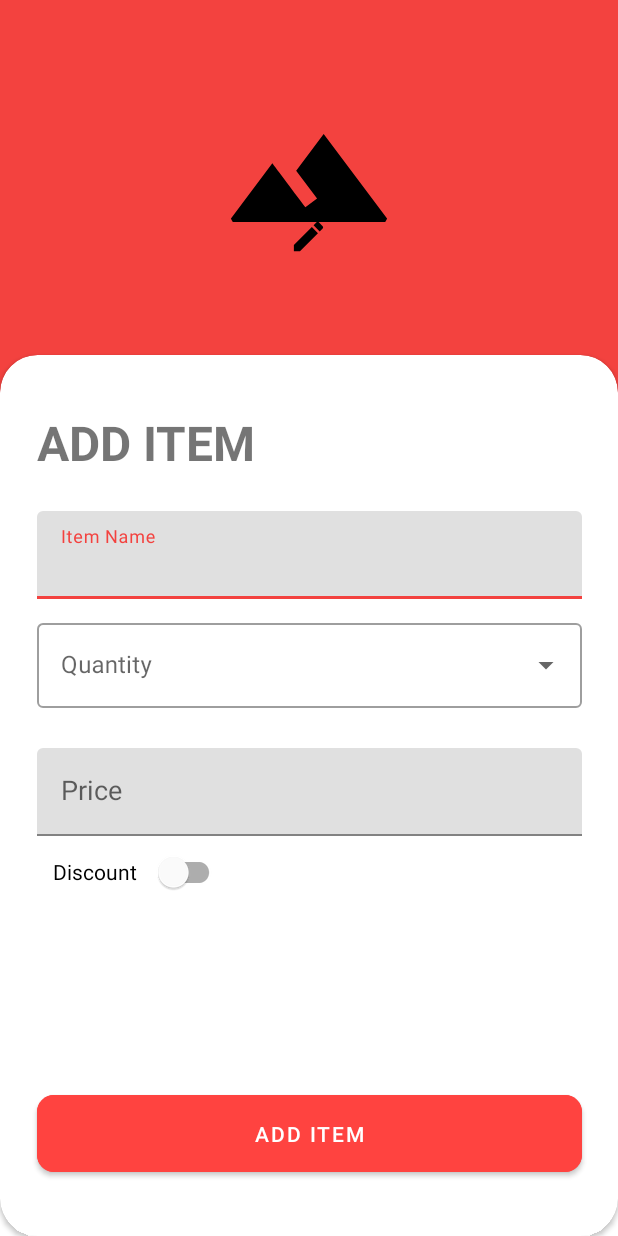
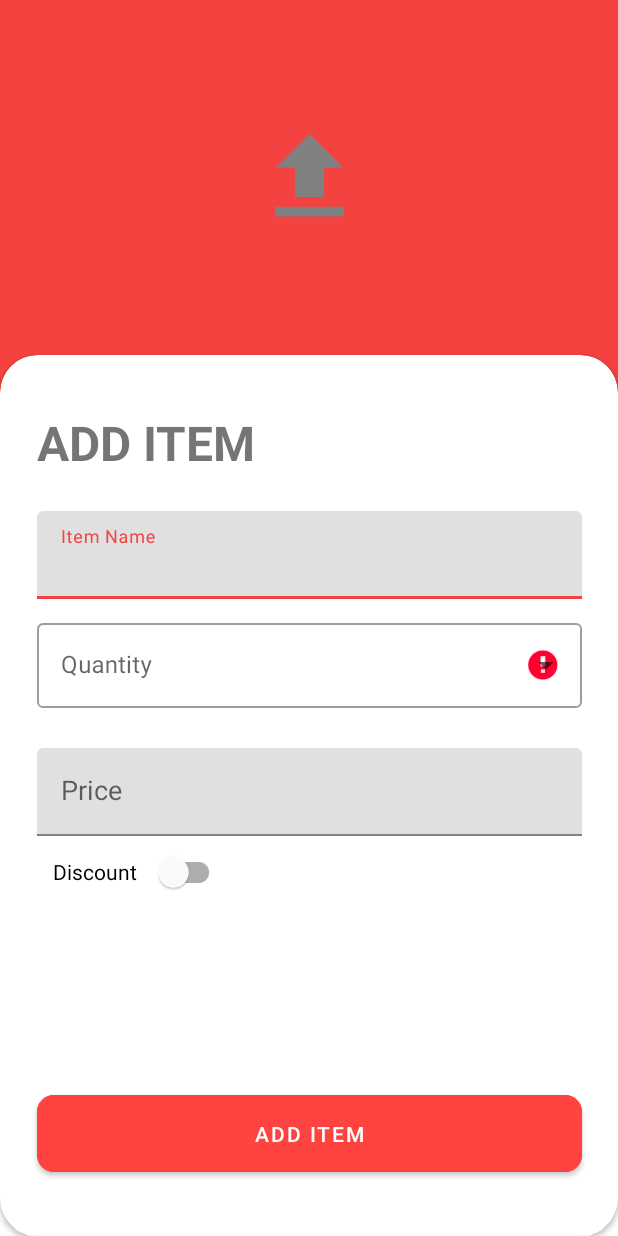
Before and after one commit to TheAntiFlash/Ecom_App, an Android app: the AddItemActivity screen opened directly, with no data from a screen before it, on a phone screen of 412 x 824 dp. Run offline under Robolectric (Android 15) with nearby library versions, the phone set to English and light mode, and no system bars; our stand-ins replace CircleImageView, Dagger/Hilt's generated code, Firebase (no records; nobody signed in at launch, a user with empty details on screens opened directly), sdp/ssp sizes; libraries missing offline, so code that uses them is left out: org.checkerframework.common.

```diff
--- a/app/build.gradle
+++ b/app/build.gradle
@@ -81,6 +81,9 @@ dependencies {
     implementation 'com.google.firebase:firebase-firestore-ktx'
     implementation("androidx.core:core-splashscreen:1.0.1")
 
+    //glide
+    implementation 'com.github.bumptech.glide:glide:4.12.0'
+    kapt 'com.github.bumptech.glide:compiler:4.12.0'
 
 }
 
--- a/app/src/main/AndroidManifest.xml
+++ b/app/src/main/AndroidManifest.xml
@@ -15,6 +15,8 @@
     <uses-permission android:name="android.permission.CAMERA" />
     <uses-permission android:name="android.permission.READ_EXTERNAL_STORAGE" />
     <uses-permission android:name="android.permission.READ_MEDIA_IMAGES" />
+    <uses-permission android:name="android.permission.INTERNET"/>
+
 
     <application
         android:name=".EcomApplication"
--- a/app/src/main/java/com/example/ecomapp/di/RepositoryModule.kt
+++ b/app/src/main/java/com/example/ecomapp/di/RepositoryModule.kt
@@ -7,10 +7,14 @@ import dagger.Module
 import dagger.hilt.InstallIn
 import dagger.hilt.android.components.ActivityComponent
 import dagger.hilt.android.components.ViewModelComponent
+import dagger.hilt.components.SingletonComponent
 
-@InstallIn(ViewModelComponent::class)
 @Module
+@InstallIn(SingletonComponent::class)
 abstract class RepositoryModule {
     @Binds
     abstract fun bindProductRepository(impl: FirestoreProductRepository): ProductRepository
 }
+
+/*@InstallIn(SingletonComponent::class)
+@Module*/
--- a/app/src/main/java/com/example/ecomapp/domain/repository/ProductRepository.kt
+++ b/app/src/main/java/com/example/ecomapp/domain/repository/ProductRepository.kt
@@ -6,10 +6,10 @@ import com.example.ecomapp.domain.model.Response
 
 typealias Products = List<Product>
 typealias ProductsResponse = Response<Products>
+typealias BooleanResponse = Response<Boolean>
 
 interface ProductRepository {
-    fun getAllProducts() : LiveData<ProductsResponse>?
-
-    suspend fun addProduct(product: Product) : Response<Boolean>
+    fun getAllProducts() : LiveData<ProductsResponse>
+    suspend fun addProduct(product: Product) : LiveData<BooleanResponse>
 
 }
--- a/app/src/main/java/com/example/ecomapp/ui/activity/AddItemActivity.kt
+++ b/app/src/main/java/com/example/ecomapp/ui/activity/AddItemActivity.kt
@@ -2,14 +2,29 @@ package com.example.ecomapp.ui.activity
 
 import androidx.appcompat.app.AppCompatActivity
 import android.os.Bundle
+import android.text.SpannableStringBuilder
+import android.util.Log
 import android.view.View
 import android.widget.ArrayAdapter
+import android.widget.LinearLayout
+import android.widget.Toast
+import androidx.activity.viewModels
 import com.example.ecomapp.R
 import com.example.ecomapp.databinding.ActivityAddItemBinding
-import com.example.ecomapp.databinding.ActivityMainBinding
+import com.example.ecomapp.domain.model.Response.Loading
+import com.example.ecomapp.domain.model.Response.Success
+import com.example.ecomapp.domain.model.Response.Failure
+import com.example.ecomapp.vm.ProductViewModel
+import com.google.android.material.bottomsheet.BottomSheetDialog
+import dagger.hilt.android.AndroidEntryPoint
+import org.checkerframework.common.subtyping.qual.Bottom
 
+@AndroidEntryPoint
 class AddItemActivity : AppCompatActivity() {
     private lateinit var binding : ActivityAddItemBinding
+    private val viewModel by viewModels<ProductViewModel>()
+    private lateinit var bottomSheetDialog : BottomSheetDialog
+
     override fun onCreate(savedInstanceState: Bundle?) {
         super.onCreate(savedInstanceState)
         binding = ActivityAddItemBinding.inflate(layoutInflater)
@@ -18,9 +33,34 @@ class AddItemActivity : AppCompatActivity() {
     }
 
     private fun init() {
+        initViewModelLiveData()
+        initBottomSheet()
+        initDropDownMenu()
         initListeners()
-        initDropDownMenu()
     }
+
+    private fun initBottomSheet() {
+        bottomSheetDialog = BottomSheetDialog(this)
+        bottomSheetDialog.setContentView(R.layout.bottom_sheet_dialog_gallery_camera_layoyt)
+
+    }
+
+    private fun initViewModelLiveData() {
+        viewModel.productNameError.observe(this) {
+            binding.etProductNameContainer.error = SpannableStringBuilder(it ?: "")
+        }
+        viewModel.priceError.observe(this) {
+            binding.etPriceContainer.error = SpannableStringBuilder(it ?: "")
+        }
+        viewModel.quantityError.observe(this) {
+            binding.spinnerItemQuantity.error = SpannableStringBuilder(it ?: "")
+        }
+        viewModel.discountPriceError.observe(this) {
+            binding.autoCompleteTextViewItemQuantity.error = SpannableStringBuilder(it ?: "")
+        }
+
+    }
+
 
     private fun initDropDownMenu() {
         val itemQuantity =  resources.getStringArray(R.array.itemQuantity)
@@ -29,13 +69,62 @@ class AddItemActivity : AppCompatActivity() {
     }
 
     private fun initListeners() {
-        binding.switchDiscount.setOnCheckedChangeListener { compoundButton, isChecked ->
-            if(isChecked) {
-                binding.etDiscountPriceContainer.visibility = View.VISIBLE
+        binding.apply {
+
+            switchDiscount.setOnCheckedChangeListener { compoundButton, isChecked ->
+                if(isChecked) {
+                    binding.etDiscountPriceContainer.visibility = View.VISIBLE
+                }
+                else {
+                    binding.etDiscountPriceContainer.visibility = View.INVISIBLE
+                }
             }
-            else {
-                binding.etDiscountPriceContainer.visibility = View.INVISIBLE
+
+            btAddItem.setOnClickListener {
+                val discountPrice = if(etDiscountPrice.text.toString() == "") null else etDiscountPrice.text.toString()
+
+                viewModel.addProduct(
+                    etProductName.text.toString(),
+                    etPrice.text.toString(),
+                    discountPrice,
+                    etPrice.text.toString(),
+                    0,
+                )
+                viewModel.addProductResponse.observe(this@AddItemActivity) {
+                    if (it is Loading) {
+                        binding.btAddItem.text = ""
+                        binding.progressIndicatorAddItem.visibility = View.VISIBLE
+                        binding.btAddItem.isClickable = false
+
+                    }
+                    else {
+                        binding.btAddItem.text = "Add Item"
+                        binding.progressIndicatorAddItem.visibility = View.GONE
+                        binding.btAddItem.isClickable = true
+
+                    }
+                    when (it) {
+                        Success(true) -> {
+                            Toast.makeText(this@AddItemActivity, "Product Successfully Added", Toast.LENGTH_SHORT).show()
+                            viewModel.resetAddProductResponse()
+                        }
+                        is Failure -> {
+                            Toast.makeText(this@AddItemActivity, "Error: Unable to Add Product", Toast.LENGTH_SHORT).show()
+                        }
+                        else -> Log.i("Product", "Sending Add Item Req")
+                    }
+                }
+
+            }
+
+            binding.flProductImageFrame.setOnClickListener {
+                bottomSheetDialog.show()
+            }
+
+            bottomSheetDialog.findViewById<LinearLayout>(R.id.btCancel)?.setOnClickListener {
+                bottomSheetDialog.dismiss()
             }
         }
+
     }
 }
--- a/app/src/main/java/com/example/ecomapp/ui/activity/DashboardActivity.kt
+++ b/app/src/main/java/com/example/ecomapp/ui/activity/DashboardActivity.kt
@@ -10,7 +10,9 @@ import androidx.navigation.fragment.NavHostFragment
 import com.example.ecomapp.R
 import com.example.ecomapp.databinding.ActivityDashboardBinding
 import com.google.android.material.navigation.NavigationView
+import dagger.hilt.android.AndroidEntryPoint
 
+@AndroidEntryPoint
 class DashboardActivity : AppCompatActivity(), NavigationView.OnNavigationItemSelectedListener {
     private lateinit var drawerLayout: DrawerLayout
     private lateinit var actionBarDrawerToggle: ActionBarDrawerToggle
--- a/app/src/main/java/com/example/ecomapp/ui/activity/RegistrationActivity.kt
+++ b/app/src/main/java/com/example/ecomapp/ui/activity/RegistrationActivity.kt
@@ -25,12 +25,12 @@ class RegistrationActivity : AppCompatActivity() {
         binding = ActivityRegistrationBinding.inflate(layoutInflater)
         setContentView(binding.root)
 
+        init()
         binding.etUsername.text =  SpannableStringBuilder("Yahya123")
         binding.etPassword.text =  SpannableStringBuilder("TestingPassword123")
         binding.etConfirmPassword.text =  SpannableStringBuilder("TestingPassword123")
         binding.etEmail.text =  SpannableStringBuilder("yahya@gmail.com")
 
-        init()
     }
 
     private fun init () {
--- /dev/null
+++ b/app/src/main/res/drawable/baseline_arrow_back_24.xml
@@ -0,0 +1,5 @@
+<vector android:autoMirrored="true" android:height="24dp"
+    android:tint="#808080" android:viewportHeight="24"
+    android:viewportWidth="24" android:width="24dp" xmlns:android="http://schemas.android.com/apk/res/android">
+    <path android:fillColor="@android:color/white" android:pathData="M20,11H7.83l5.59,-5.59L12,4l-8,8 8,8 1.41,-1.41L7.83,13H20v-2z"/>
+</vector>
--- /dev/null
+++ b/app/src/main/res/drawable/baseline_file_upload_24.xml
@@ -0,0 +1,5 @@
+<vector android:height="24dp" android:tint="#808080"
+    android:viewportHeight="24" android:viewportWidth="24"
+    android:width="24dp" xmlns:android="http://schemas.android.com/apk/res/android">
+    <path android:fillColor="@android:color/white" android:pathData="M9,16h6v-6h4l-7,-7 -7,7h4zM5,18h14v2L5,20z"/>
+</vector>
--- /dev/null
+++ b/app/src/main/res/drawable/round_photo_camera_24.xml
@@ -0,0 +1,6 @@
+<vector android:height="24dp" android:tint="#808080"
+    android:viewportHeight="24" android:viewportWidth="24"
+    android:width="24dp" xmlns:android="http://schemas.android.com/apk/res/android">
+    <path android:fillColor="@android:color/white" android:pathData="M12,12m-3,0a3,3 0,1 1,6 0a3,3 0,1 1,-6 0"/>
+    <path android:fillColor="@android:color/white" android:pathData="M20,4h-3.17l-1.24,-1.35c-0.37,-0.41 -0.91,-0.65 -1.47,-0.65L9.88,2c-0.56,0 -1.1,0.24 -1.48,0.65L7.17,4L4,4c-1.1,0 -2,0.9 -2,2v12c0,1.1 0.9,2 2,2h16c1.1,0 2,-0.9 2,-2L22,6c0,-1.1 -0.9,-2 -2,-2zM12,17c-2.76,0 -5,-2.24 -5,-5s2.24,-5 5,-5 5,2.24 5,5 -2.24,5 -5,5z"/>
+</vector>
--- a/app/src/main/res/layout/activity_add_item.xml
+++ b/app/src/main/res/layout/activity_add_item.xml
@@ -25,10 +25,10 @@
         app:layout_constraintTop_toTopOf="parent" />-->
 
     <FrameLayout
-        android:id="@+id/flProfilePictureFrame"
+        android:id="@+id/flProductImageFrame"
         android:layout_width="wrap_content"
         android:layout_height="wrap_content"
-        app:layout_constraintBottom_toTopOf="@+id/cardView2"
+        app:layout_constraintBottom_toTopOf="@+id/cardView"
         app:layout_constraintEnd_toEndOf="parent"
         app:layout_constraintStart_toStartOf="parent"
         app:layout_constraintTop_toTopOf="parent"
@@ -36,14 +36,15 @@
 
         <de.hdodenhof.circleimageview.CircleImageView
             android:id="@+id/ivProductImage"
-            android:layout_width="@dimen/_90sdp"
-            android:layout_height="@dimen/_90sdp"
+            android:layout_width="@dimen/_60sdp"
+            android:layout_height="@dimen/_60sdp"
+            app:civ_border_overlay="true"
             app:layout_constraintEnd_toEndOf="parent"
             app:layout_constraintStart_toStartOf="parent"
             app:layout_constraintTop_toTopOf="parent"
             app:civ_border_color="@color/white"
             android:elevation="@dimen/_2sdp"
-            android:src="@drawable/placeholder_image"
+            android:src="@drawable/baseline_file_upload_24"
             app:civ_circle_background_color="@color/white"
 
             />
@@ -55,7 +56,6 @@
             android:elevation="@dimen/_4sdp"
             android:contentDescription="@string/add_profile_picture"
             android:layout_gravity="bottom|center"
-            android:src="@drawable/icon_edit"
             app:tint="@color/black" />
 
     </FrameLayout>
@@ -69,7 +69,7 @@
         app:layout_constraintStart_toStartOf="parent" />
 
     <androidx.cardview.widget.CardView
-        android:id="@+id/cardView2"
+        android:id="@+id/cardView"
         android:layout_width="0dp"
         android:layout_height="wrap_content"
         app:cardCornerRadius="25dp"
@@ -179,7 +179,7 @@
                     android:layout_width="match_parent"
                     android:layout_height="wrap_content"
                     android:hint="@string/price"
-                    android:inputType="textEmailAddress"
+                    android:inputType="number"
                     />
             </com.google.android.material.textfield.TextInputLayout>
 
@@ -209,10 +209,11 @@
                     android:id="@+id/etDiscountPrice"
                     style="@style/Widget.AppCompat.Light.AutoCompleteTextView"
                     android:layout_marginTop="16dp"
+                    android:text=""
                     android:layout_width="match_parent"
                     android:layout_height="match_parent"
                     android:hint="Discount"
-                    android:inputType="textPassword"
+                    android:inputType="number"
                     />
 
                 />
@@ -220,7 +221,7 @@
 
 
             <Button
-                android:id="@+id/btSignUp"
+                android:id="@+id/btAddItem"
                 android:layout_width="0dp"
                 android:layout_height="wrap_content"
                 android:layout_marginVertical="28dp"
@@ -235,6 +236,20 @@
                 app:layout_constraintHorizontal_bias="0.0"
                 app:layout_constraintStart_toStartOf="@+id/guideline3"
                 app:layout_constraintTop_toBottomOf="@+id/etDiscountPriceContainer" />
+
+            <com.google.android.material.progressindicator.CircularProgressIndicator
+                android:id="@+id/progress_indicator_addItem"
+                android:layout_width="wrap_content"
+                android:layout_height="wrap_content"
+                app:layout_constraintEnd_toEndOf="@id/btAddItem"
+                app:layout_constraintStart_toStartOf="@id/btAddItem"
+                app:layout_constraintBottom_toBottomOf="@id/btAddItem"
+                app:layout_constraintTop_toTopOf="@id/btAddItem"
+                android:indeterminate="true"
+                android:visibility="gone"
+                app:indicatorColor="@color/white"
+                android:indeterminateBehavior="cycle"
+                />
 
             <androidx.constraintlayout.widget.Barrier
                 android:id="@+id/barrier2"
```
Also changed, not shown: app/src/main/java/com/example/ecomapp/data/repository/FirestoreProductRepository.kt (+23 -13 lines), app/src/main/java/com/example/ecomapp/domain/model/Product.kt (+39 -2 lines), app/src/main/java/com/example/ecomapp/ui/adapter/ProductItemAdapter.kt (+50 -38 lines), app/src/main/java/com/example/ecomapp/ui/fragment/HomeFragment.kt (+17 -12 lines), app/src/main/java/com/example/ecomapp/vm/ProductViewModel.kt (+146 -1 lines), app/src/main/res/layout/bottom_sheet_dialog_gallery_camera_layoyt.xml (added, +70 -0 lines), app/src/main/res/layout/recycler_card_view_design.xml (+19 -12 lines).
